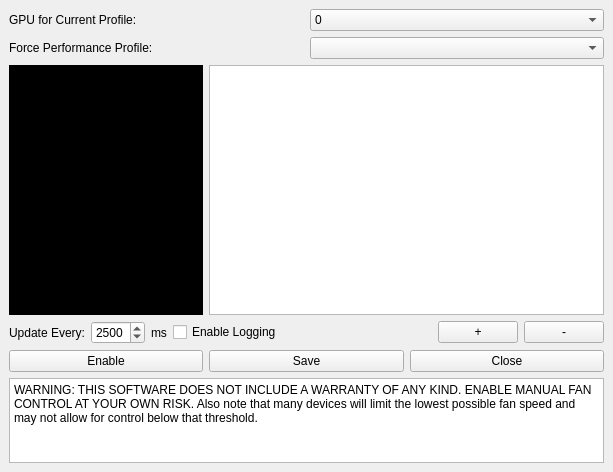
Before: the Qt Designer form ui/mainwindow.ui in wepiha/qt-amdgpu-fan-ctl, drawn with Qt 5.
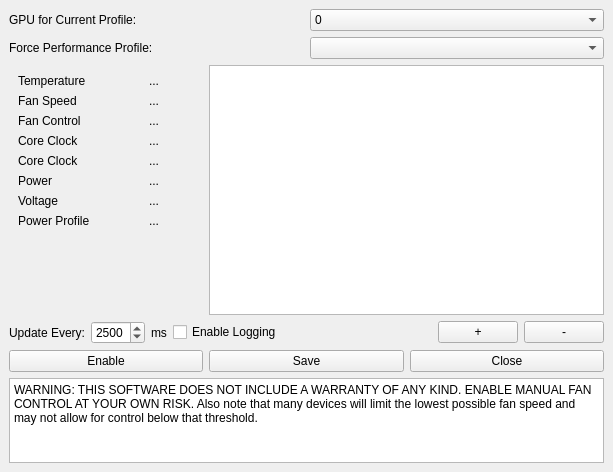
After: the same form once the commit is applied. Icons and pictures are not drawn. Custom widgets are drawn as their Qt base class.

Commit message: Removed stylesheet from widget

The edit to the form file:
```diff
--- a/ui/mainwindow.ui
+++ b/ui/mainwindow.ui
@@ -71,7 +71,7 @@
        <bool>false</bool>
       </property>
       <property name="styleSheet">
-       <string notr="true">QWidget { background: black }</string>
+       <string notr="true"/>
       </property>
       <layout class="QGridLayout" name="gridLayout_2">
        <item row="0" column="0">
```
The commit also changes 1 other file.
